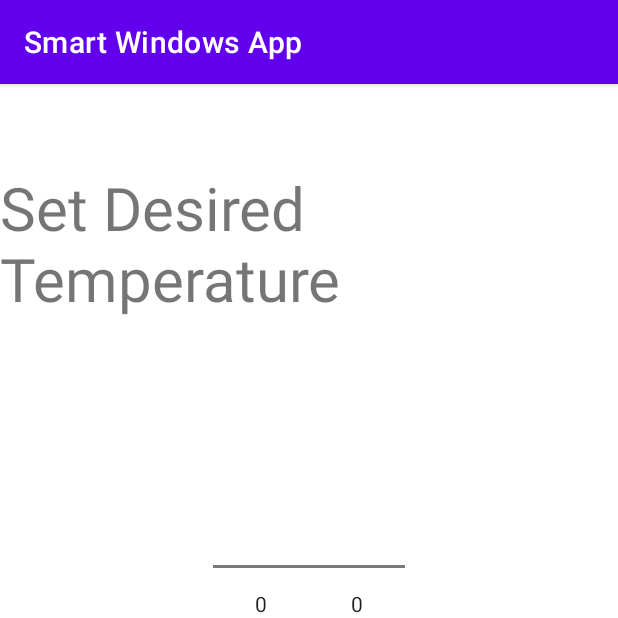
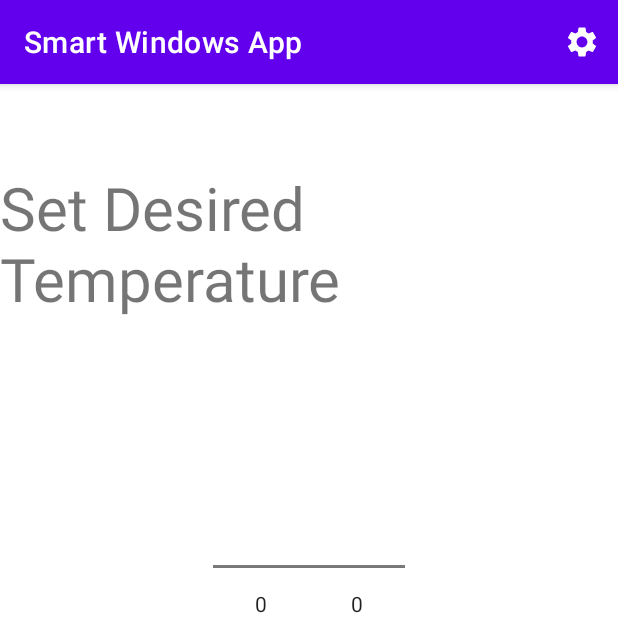
Before and after one commit to kpirabaharan/Smart-Windows-App, an Android app: the screen it shows after launch (MainActivity), on a phone screen of 412 x 824 dp, the top half of it. Run offline under Robolectric (Android 15) with nearby library versions, the phone set to English and light mode, and no system bars.

Commit message:
Settings Part 1

```diff
--- a/app/build.gradle
+++ b/app/build.gradle
@@ -32,16 +32,18 @@ android {
 }
 
 dependencies {
-
     implementation 'androidx.core:core-ktx:1.7.0'
     implementation 'androidx.appcompat:appcompat:1.4.0'
     implementation 'com.google.android.material:material:1.4.0'
     implementation 'androidx.constraintlayout:constraintlayout:2.1.2'
     implementation 'androidx.navigation:navigation-fragment-ktx:2.3.5'
     implementation 'androidx.navigation:navigation-ui-ktx:2.3.5'
+    implementation 'androidx.preference:preference:1.1.1'
     testImplementation 'junit:junit:4.+'
     androidTestImplementation 'androidx.test.ext:junit:1.1.3'
     androidTestImplementation 'androidx.test.espresso:espresso-core:3.4.0'
 
     implementation 'com.google.android.material:material:1.2.0-alpha04'
+    // Navigation Components
+
 }
--- a/app/src/main/AndroidManifest.xml
+++ b/app/src/main/AndroidManifest.xml
@@ -10,6 +10,9 @@
         android:supportsRtl="true"
         android:theme="@style/Theme.SmartWindowsApp">
         <activity
+            android:name=".SettingsActivity"
+            android:exported="false" />
+        <activity
             android:name=".MainActivity"
             android:exported="true">
             <intent-filter>
--- a/app/src/main/java/com/example/smartwindowsapp/MainActivity.kt
+++ b/app/src/main/java/com/example/smartwindowsapp/MainActivity.kt
@@ -1,11 +1,32 @@
 package com.example.smartwindowsapp
 
+import android.content.Intent
 import androidx.appcompat.app.AppCompatActivity
 import android.os.Bundle
+import android.view.Menu
+import android.view.MenuItem
+import android.widget.Toast
 import androidx.fragment.app.Fragment
 import com.google.android.material.bottomnavigation.BottomNavigationView
 
 class MainActivity : AppCompatActivity() {
+
+    override fun onCreateOptionsMenu(menu: Menu?): Boolean {
+        menuInflater.inflate(R.menu.settings_menu, menu)
+        return true
+    }
+
+    override fun onOptionsItemSelected(item: MenuItem): Boolean {
+        when (item.itemId){
+            R.id.action_settings -> {
+                val intent = Intent(this,
+                    SettingsActivity::class.java)
+                startActivity(intent)
+            }
+        }
+        return super.onOptionsItemSelected(item)
+    }
+
     override fun onCreate(savedInstanceState: Bundle?) {
         super.onCreate(savedInstanceState)
         setContentView(R.layout.activity_main)
--- a/app/src/main/java/com/example/smartwindowsapp/SmartFragment.kt
+++ b/app/src/main/java/com/example/smartwindowsapp/SmartFragment.kt
@@ -9,7 +9,16 @@ import android.widget.TextView
 import androidx.fragment.app.Fragment
 import androidx.navigation.fragment.findNavController
 
-class SmartFragment : Fragment(R.layout.fragment_smart) {
+class SmartFragment : Fragment() {
+
+    override fun onCreateView(
+        inflater: LayoutInflater, container: ViewGroup?,
+        savedInstanceState: Bundle?
+    ): View? {
+        val view = inflater.inflate(R.layout.fragment_smart, container, false)
+
+        return view
+    }
 
     override fun onViewCreated(view: View, savedInstanceState: Bundle?) {
         super.onViewCreated(view, savedInstanceState)
--- /dev/null
+++ b/app/src/main/res/drawable/ic_gear.xml
@@ -0,0 +1,5 @@
+<vector android:height="24dp" android:tint="#FFFFFF"
+    android:viewportHeight="24" android:viewportWidth="24"
+    android:width="24dp" xmlns:android="http://schemas.android.com/apk/res/android">
+    <path android:fillColor="@android:color/white" android:pathData="M19.14,12.94c0.04,-0.3 0.06,-0.61 0.06,-0.94c0,-0.32 -0.02,-0.64 -0.07,-0.94l2.03,-1.58c0.18,-0.14 0.23,-0.41 0.12,-0.61l-1.92,-3.32c-0.12,-0.22 -0.37,-0.29 -0.59,-0.22l-2.39,0.96c-0.5,-0.38 -1.03,-0.7 -1.62,-0.94L14.4,2.81c-0.04,-0.24 -0.24,-0.41 -0.48,-0.41h-3.84c-0.24,0 -0.43,0.17 -0.47,0.41L9.25,5.35C8.66,5.59 8.12,5.92 7.63,6.29L5.24,5.33c-0.22,-0.08 -0.47,0 -0.59,0.22L2.74,8.87C2.62,9.08 2.66,9.34 2.86,9.48l2.03,1.58C4.84,11.36 4.8,11.69 4.8,12s0.02,0.64 0.07,0.94l-2.03,1.58c-0.18,0.14 -0.23,0.41 -0.12,0.61l1.92,3.32c0.12,0.22 0.37,0.29 0.59,0.22l2.39,-0.96c0.5,0.38 1.03,0.7 1.62,0.94l0.36,2.54c0.05,0.24 0.24,0.41 0.48,0.41h3.84c0.24,0 0.44,-0.17 0.47,-0.41l0.36,-2.54c0.59,-0.24 1.13,-0.56 1.62,-0.94l2.39,0.96c0.22,0.08 0.47,0 0.59,-0.22l1.92,-3.32c0.12,-0.22 0.07,-0.47 -0.12,-0.61L19.14,12.94zM12,15.6c-1.98,0 -3.6,-1.62 -3.6,-3.6s1.62,-3.6 3.6,-3.6s3.6,1.62 3.6,3.6S13.98,15.6 12,15.6z"/>
+</vector>
--- /dev/null
+++ b/app/src/main/res/drawable/ic_location.xml
@@ -0,0 +1,5 @@
+<vector android:height="24dp" android:tint="#808080"
+    android:viewportHeight="24" android:viewportWidth="24"
+    android:width="24dp" xmlns:android="http://schemas.android.com/apk/res/android">
+    <path android:fillColor="@android:color/white" android:pathData="M12,2C8.13,2 5,5.13 5,9c0,5.25 7,13 7,13s7,-7.75 7,-13c0,-3.87 -3.13,-7 -7,-7zM12,11.5c-1.38,0 -2.5,-1.12 -2.5,-2.5s1.12,-2.5 2.5,-2.5 2.5,1.12 2.5,2.5 -1.12,2.5 -2.5,2.5z"/>
+</vector>
--- /dev/null
+++ b/app/src/main/res/drawable/ic_person.xml
@@ -0,0 +1,5 @@
+<vector android:height="24dp" android:tint="#808080"
+    android:viewportHeight="24" android:viewportWidth="24"
+    android:width="24dp" xmlns:android="http://schemas.android.com/apk/res/android">
+    <path android:fillColor="@android:color/white" android:pathData="M12,12c2.21,0 4,-1.79 4,-4s-1.79,-4 -4,-4 -4,1.79 -4,4 1.79,4 4,4zM12,14c-2.67,0 -8,1.34 -8,4v2h16v-2c0,-2.66 -5.33,-4 -8,-4z"/>
+</vector>
--- /dev/null
+++ b/app/src/main/res/drawable/ic_security.xml
@@ -0,0 +1,5 @@
+<vector android:height="24dp" android:tint="#808080"
+    android:viewportHeight="24" android:viewportWidth="24"
+    android:width="24dp" xmlns:android="http://schemas.android.com/apk/res/android">
+    <path android:fillColor="@android:color/white" android:pathData="M12,1L3,5v6c0,5.55 3.84,10.74 9,12 5.16,-1.26 9,-6.45 9,-12L21,5l-9,-4zM12,11.99h7c-0.53,4.12 -3.28,7.79 -7,8.94L12,12L5,12L5,6.3l7,-3.11v8.8z"/>
+</vector>
--- a/app/src/main/res/layout/activity_main.xml
+++ b/app/src/main/res/layout/activity_main.xml
@@ -4,6 +4,7 @@
     xmlns:tools="http://schemas.android.com/tools"
     android:layout_width="match_parent"
     android:layout_height="match_parent"
+    android:elevation="0dp"
     tools:context=".MainActivity">
 
 
@@ -11,6 +12,7 @@
         android:id="@+id/fragment_c"
         android:layout_width="match_parent"
         android:layout_height="0dp"
+        android:elevation="2dp"
         app:layout_constraintBottom_toTopOf="@+id/bottomNavigationView"
         app:layout_constraintEnd_toEndOf="parent"
         app:layout_constraintHorizontal_bias="0.0"
--- /dev/null
+++ b/app/src/main/res/menu/settings_menu.xml
@@ -0,0 +1,10 @@
+<?xml version="1.0" encoding="utf-8"?>
+<menu xmlns:android="http://schemas.android.com/apk/res/android"
+    xmlns:app="http://schemas.android.com/apk/res-auto">
+
+    <item
+        android:id="@+id/action_settings"
+        android:icon="@drawable/ic_gear"
+        android:title="Settings"
+        app:showAsAction="ifRoom" />
+</menu>
--- a/app/src/main/res/values/colors.xml
+++ b/app/src/main/res/values/colors.xml
@@ -8,4 +8,8 @@
     <color name="black">#FF000000</color>
     <color name="white">#FFFFFFFF</color>
 
+    <color name="colorPrimary">#FF5722</color>
+    <color name="colorPrimaryDark">#000000</color>
+    <color name="colorAccent">#FF5722</color>
+
 </resources>
```
Also changed, not shown: app/src/main/java/com/example/smartwindowsapp/SettingsActivity.kt (added, +26 -0 lines), app/src/main/res/layout/settings_activity.xml (added, +9 -0 lines), app/src/main/res/navigation/nav_modes.xml (deleted, +0 -40 lines), app/src/main/res/navigation/nav_settings.xml (added, +46 -0 lines), app/src/main/res/values/arrays.xml (added, +12 -0 lines), app/src/main/res/values/strings.xml (+9 -0 lines), app/src/main/res/values/styles.xml (added, +10 -0 lines), app/src/main/res/xml/root_preferences.xml (added, +45 -0 lines).
